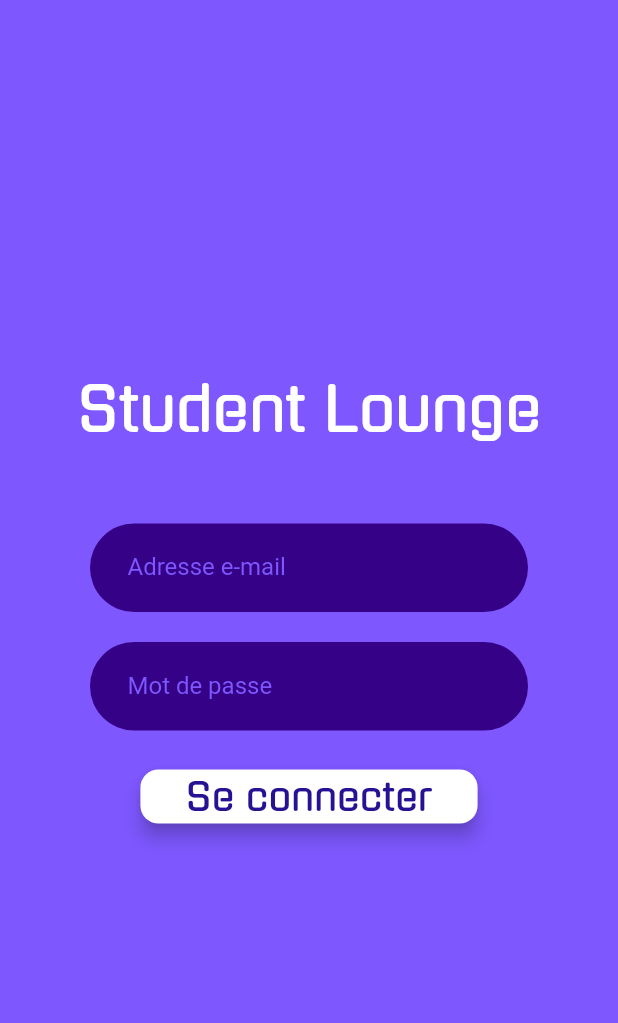
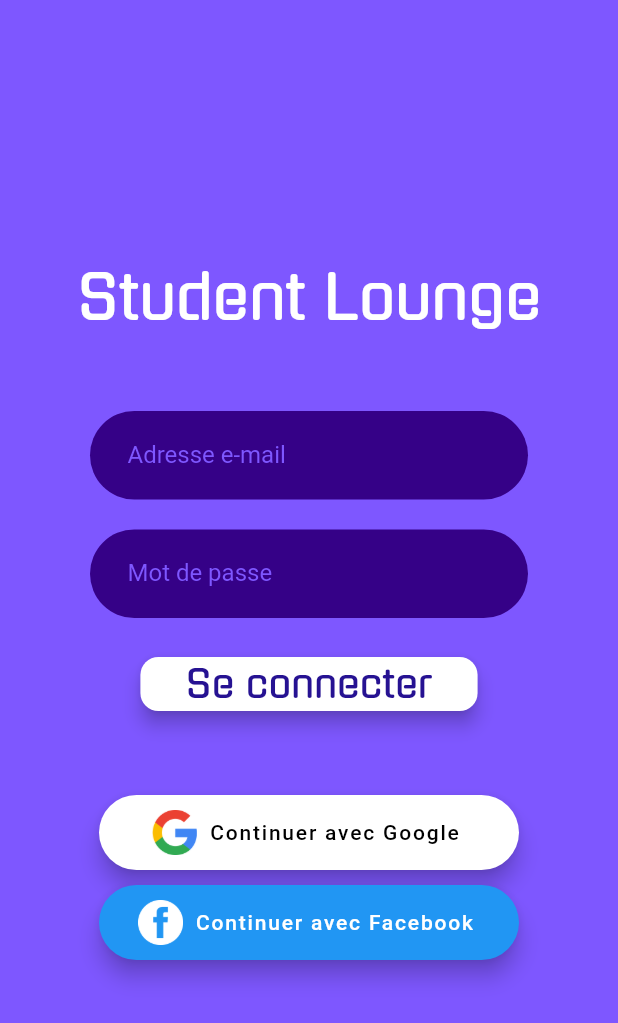
Before and after one commit to Hendremy/StudentLounge-Mobile, a Flutter app: the screen it shows after launch, on a phone screen of 412 x 824 dp. Shown: the top 1023 px of the screen. Run offline on Flutter 3.47's test engine with Material 2 defaults, Android fonts, the light colour scheme and no system bars; our stand-ins replace bloc, equatable, flutter_bloc, flutter_secure_storage, google_sign_in, sign_in_with_apple; missing offline and left inert: flutter_login_facebook.

Commit message:
Connexion Google and Facebook

```diff
--- a/lib/Authentication/loginBloc.dart
+++ /dev/null
@@ -1,35 +0,0 @@
-import 'package:bloc/bloc.dart';
-import 'AuthenticationBloc.dart';
-import 'AuthenticationEvents.dart';
-import 'LoginEvents.dart';
-import 'LoginState.dart';
-import 'UserRepository.dart';
-
-class LoginBloc extends Bloc<LoginEvent, LoginState> {
-  final UserRepository userRepository;
-  final AuthenticationBloc authenticationBloc;
-
-  LoginBloc({
-    required this.userRepository,
-    required this.authenticationBloc,
-  })  : super(LoginInitial()){
-    on<LoginButtonPressed>((event, emit) async {
-      emit(LoginLoading());
-
-      try {
-        final response = await userRepository.authenticate(
-          username: event.username,
-          password: event.password,
-        );
-        authenticationBloc.add(LoggedIn(token: response.body));
-        if(response.statusCode == 200) {
-          emit(LoginInitial());
-        } else{
-          emit(LoginFailure(error: response.statusCode.toString()));
-        }
-      } catch (error) {
-        emit(LoginFailure(error: error.toString()));
-      }
-    });
-  }
-}
--- a/lib/Authentication/LoginEvents.dart
+++ b/lib/Login/LoginEvents.dart
@@ -7,14 +7,16 @@ abstract class LoginEvent extends Equatable {
 class LoginButtonPressed extends LoginEvent {
   final String username;
   final String password;
+  final int typeOfConnexion;
 
   const LoginButtonPressed({
     required this.username,
     required this.password,
+    required this.typeOfConnexion
   });
 
   @override
-  List<Object> get props => [username, password];
+  List<Object> get props => [username, password, typeOfConnexion];
 
   @override
   String toString() =>
--- a/lib/Authentication/LoginForm.dart
+++ b/lib/Login/LoginForm.dart
@@ -1,6 +1,6 @@
 import 'package:flutter/material.dart';
 import 'package:flutter_bloc/flutter_bloc.dart';
-import 'AuthenticationBloc.dart';
+import '../Authentication/AuthenticationBloc.dart';
 import 'LoginEvents.dart';
 import 'LoginState.dart';
 import 'loginBloc.dart';
@@ -138,6 +138,7 @@ class _LoginFormState extends State<LoginForm> {
     _loginBloc.add(LoginButtonPressed(
       username: _usernameController.text,
       password: _passwordController.text,
+      typeOfConnexion: 1
     ));
   }
 }
--- a/lib/Authentication/LoginPage.dart
+++ b/lib/Login/LoginPage.dart
@@ -1,8 +1,10 @@
 import 'package:flutter/material.dart';
 import 'package:flutter_bloc/flutter_bloc.dart';
-import 'AuthenticationBloc.dart';
+import 'package:google_sign_in/google_sign_in.dart';
+import 'package:studentlounge_mobile/Login/LoginEvents.dart';
+import '../Authentication/AuthenticationBloc.dart';
 import 'LoginForm.dart';
-import 'UserRepository.dart';
+import '../Authentication/UserRepository.dart';
 import 'loginBloc.dart';
 
 class LoginPage extends StatefulWidget {
@@ -55,9 +57,31 @@ class _LoginPageState extends State<LoginPage> {
                 authenticationBloc: _authenticationBloc,
                 loginBloc: _loginBloc,
               ),
+              const SizedBox(height: 30),
               //Google Login
-
+              SizedBox(
+                width: 280,
+                height: 50,
+                child: FloatingActionButton.extended(
+                  onPressed: _onLoginGooglePressed,
+                  icon: Image.asset('assets/images/google.png', width: 30, height: 30),
+                  label: Text('Continuer avec Google'),
+                  backgroundColor: Colors.white,
+                  foregroundColor: Colors.black,),
+              ),
+              const SizedBox(height: 10),
               //Facebook Login
+              SizedBox(
+                width: 280,
+                height: 50,
+                child: FloatingActionButton.extended(
+                  onPressed: _onLoginFacebookPressed,
+                  icon: Image.asset('assets/images/facebook.png', width: 30, height: 30),
+                  label: Text('Continuer avec Facebook'),
+                  backgroundColor: Colors.blue,
+                  foregroundColor: Colors.white,),
+              ),
+              const SizedBox(height: 10),
 
               //Apple Login
             ]
@@ -72,4 +96,16 @@ class _LoginPageState extends State<LoginPage> {
     _loginBloc.close();
     super.dispose();
   }
+
+  _onLoginGooglePressed() {
+    _loginBloc.add(const LoginButtonPressed(username: "", password: "", typeOfConnexion: 2));
+  }
+
+  _onLoginFacebookPressed() {
+    _loginBloc.add(const LoginButtonPressed(username: "", password: "", typeOfConnexion: 3));
+  }
+
+  _onLoginApplePressed() {
+    _loginBloc.add(const LoginButtonPressed(username: "", password: "", typeOfConnexion: 4));
+  }
 }
--- a/lib/Authentication/HomePage.dart
+++ b/lib/Page/HomePage.dart
@@ -1,7 +1,7 @@
 import 'package:flutter/material.dart';
 import 'package:flutter_bloc/flutter_bloc.dart';
-import 'AuthenticationBloc.dart';
-import 'AuthenticationEvents.dart';
+import '../Authentication/AuthenticationBloc.dart';
+import '../Authentication/AuthenticationEvents.dart';
 
 class HomePage extends StatelessWidget {
   @override
```
Also changed, not shown: lib/Authentication/UserRepository.dart (+56 -3 lines), lib/Login/loginBloc.dart (added, +68 -0 lines), lib/main.dart (+4 -5 lines), pubspec.yaml (+8 -1 lines), assets/images/apple.png (added), assets/images/facebook.png (added), assets/images/google.png (added), lib/Login/LoginState.dart (renamed from lib/Authentication/LoginState.dart), lib/Page/LoadingIndicator.dart (renamed from lib/Authentication/LoadingIndicator.dart), lib/Page/SplashPage.dart (renamed from lib/Authentication/SplashPage.dart), pubspec.lock, 12 other files.
